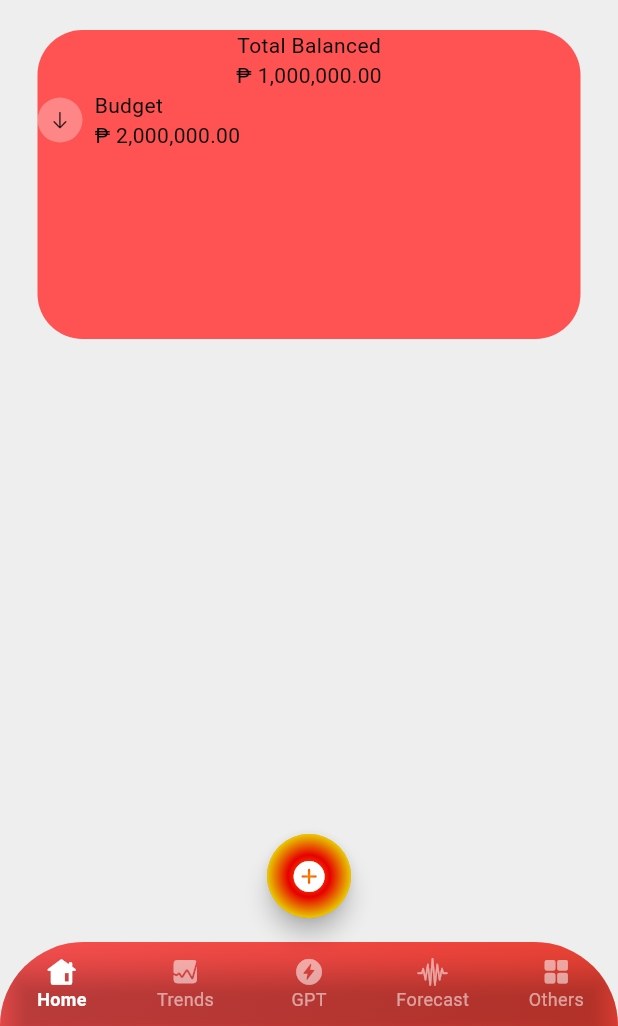
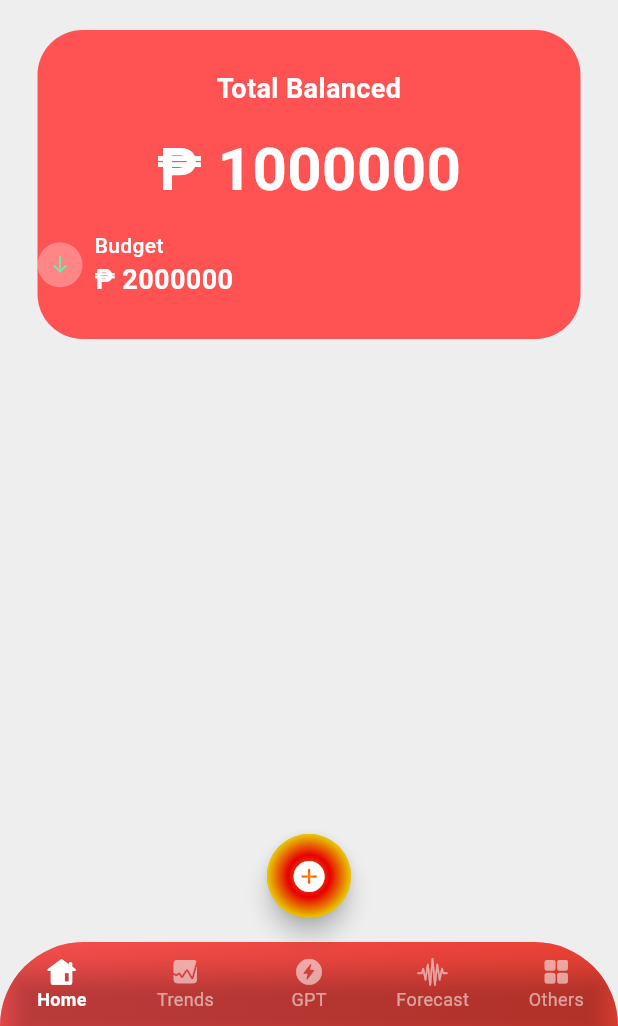
Before and after one commit to donyelqt/pera-pinoy, a Flutter app: the screen it shows after launch, on a phone screen of 412 x 824 dp, the part 210-1236 px from its top. Run offline on Flutter 3.47's test engine with Material 3 defaults, Android fonts, the light colour scheme and no system bars.

Commit message:
"Updated MainScreen widget with new text styles, sizes, and colors"

```diff
--- a/lib/screens/home/views/main_screen.dart
+++ b/lib/screens/home/views/main_screen.dart
@@ -85,9 +85,24 @@ class MainScreen extends StatelessWidget {
                   color: Colors.redAccent,
                   borderRadius: BorderRadius.circular(30)),
               child: Column(
+                mainAxisAlignment: MainAxisAlignment.center,
                 children: [
-                  const Text("Total Balanced"),
-                  const Text("₱ 1,000,000.00"),
+                  const Text(
+                    "Total Balanced",
+                    style: TextStyle(
+                        fontSize: 18,
+                        color: Colors.white,
+                        fontWeight: FontWeight.w600),
+                  ),
+                  const SizedBox(height: 12),
+                  const Text(
+                    "\₱ 1000000",
+                    style: TextStyle(
+                        fontSize: 40,
+                        color: Colors.white,
+                        fontWeight: FontWeight.bold),
+                  ),
+                  const SizedBox(height: 12),
                   Row(
                     children: [
                       Row(
@@ -101,17 +116,28 @@ class MainScreen extends StatelessWidget {
                                 child: Icon(
                               CupertinoIcons.arrow_down,
                               size: 14,
+                              color: Colors.greenAccent,
                             )),
                           ),
-                          SizedBox(width: 8,),
+                          SizedBox(
+                            width: 8,
+                          ),
                           Column(
                             crossAxisAlignment: CrossAxisAlignment.start,
                             children: [
                               const Text(
-                                "Budget"
+                                "Budget",
+                                style: TextStyle(
+                                    fontSize: 14,
+                                    color: Colors.white,
+                                    fontWeight: FontWeight.w500),
                               ),
                               const Text(
-                                "₱ 2,000,000.00"
+                                "₱ 2000000",
+                                style: TextStyle(
+                                    fontSize: 18,
+                                    color: Colors.white,
+                                    fontWeight: FontWeight.w600),
                               ),
                             ],
                           )
```
